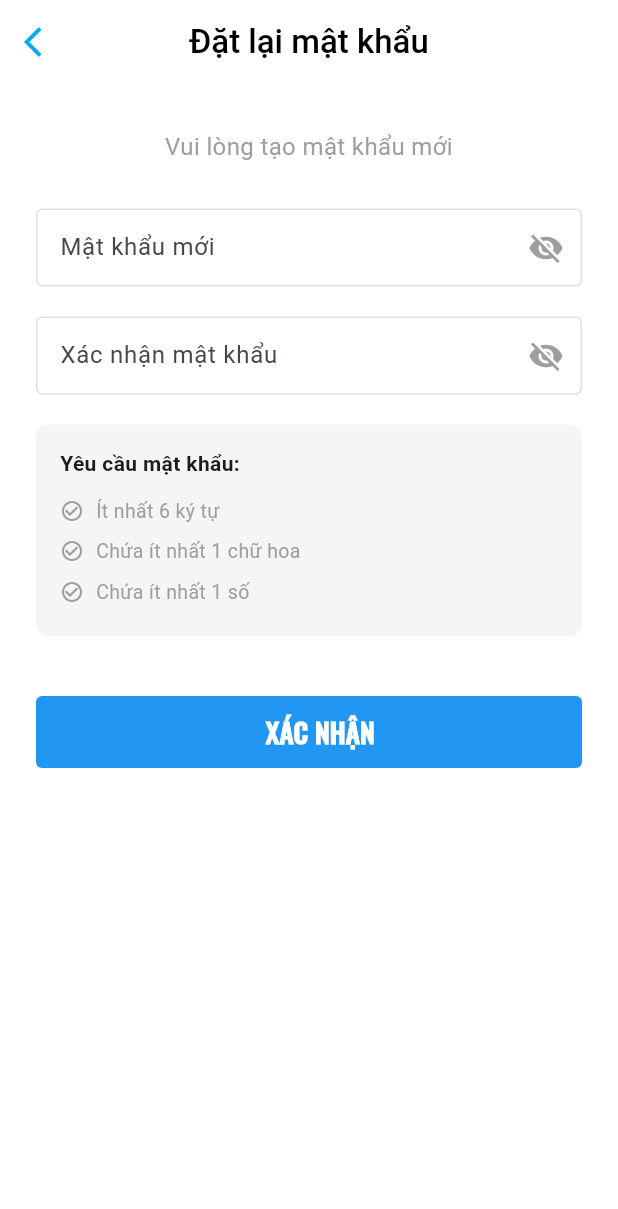
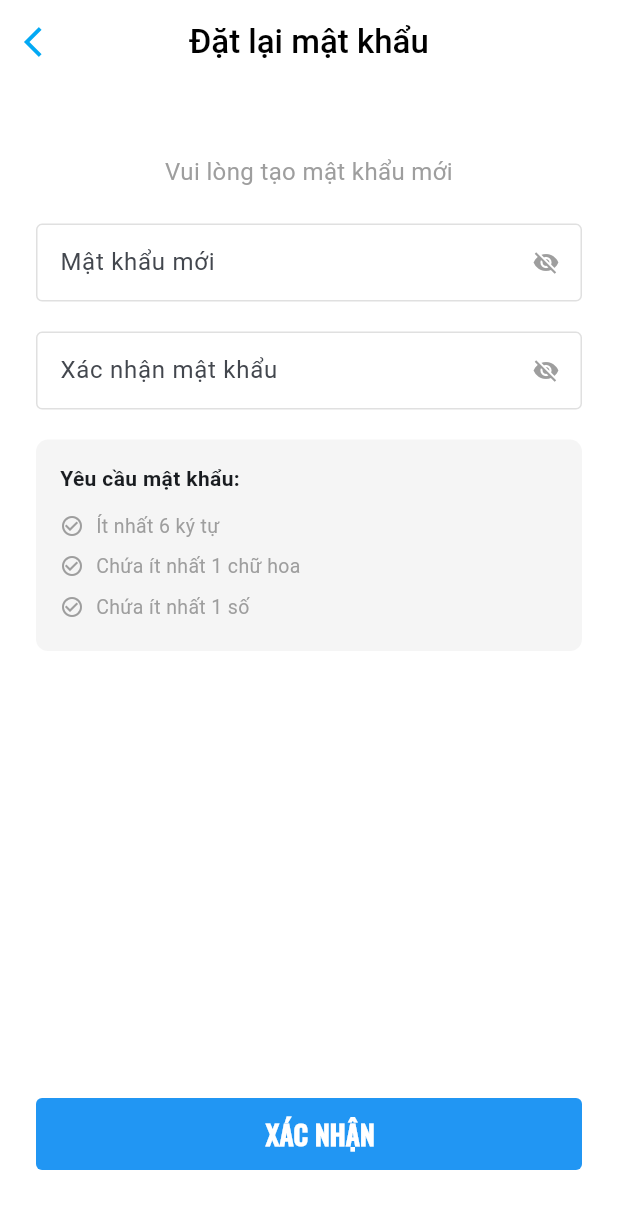
Before and after one commit to kienkieen/MediHub, a Flutter app: the ResetPasswordScreen screen opened directly, on a phone screen of 412 x 824 dp. Shown: the top 1209 px of the screen. Run offline on Flutter 3.47's test engine with Material 3 defaults, Android fonts, the phone set to English and light mode, and no system bars; our stand-ins replace flutter_svg.

Commit message:
update file reset pass

```diff
--- a/lib/presentation/screens/login/reset_password.dart
+++ b/lib/presentation/screens/login/reset_password.dart
@@ -2,7 +2,6 @@ import 'package:flutter/material.dart';
 import 'package:flutter/services.dart';
 import 'package:medihub_app/core/utils/validators.dart';
 import 'package:medihub_app/core/widgets/login_widgets/button.dart';
-
 
 class ResetPasswordScreen extends StatefulWidget {
   const ResetPasswordScreen({super.key});
@@ -42,6 +41,7 @@ class _ResetPasswordScreenState extends State<ResetPasswordScreen> {
   @override
   Widget build(BuildContext context) {
     return Scaffold(
+      resizeToAvoidBottomInset: true, // Ensures keyboard doesn't cause overflow
       appBar: AppBar(
         backgroundColor: Colors.white,
         elevation: 0,
@@ -59,15 +59,27 @@ class _ResetPasswordScreenState extends State<ResetPasswordScreen> {
         systemOverlayStyle: SystemUiOverlayStyle.light,
       ),
       body: SafeArea(
+        child: LayoutBuilder(
+          builder: (context, constraints) {
+            return SingleChildScrollView(
+              physics: const AlwaysScrollableScrollPhysics(),
+              child: ConstrainedBox(
+                constraints: BoxConstraints(
+                  minHeight: constraints.maxHeight,
+                ),
+                child: IntrinsicHeight(
                   child: Container(
-          padding: const EdgeInsets.symmetric(horizontal: 24),
+                    padding: EdgeInsets.symmetric(
+                      horizontal: 24,
+                      vertical: MediaQuery.of(context).viewInsets.bottom > 0 ? 16 : 24,
+                    ),
                     color: Colors.white,
                     child: Form(
                       key: _formKey,
                       child: Column(
                         crossAxisAlignment: CrossAxisAlignment.center,
                         children: [
-                const SizedBox(height: 30),
+                          SizedBox(height: constraints.maxHeight * 0.03),
                           const Text(
                             'Vui lòng tạo mật khẩu mới',
                             textAlign: TextAlign.center,
@@ -76,7 +88,7 @@ class _ResetPasswordScreenState extends State<ResetPasswordScreen> {
                               color: Colors.grey,
                             ),
                           ),
-                const SizedBox(height: 30),
+                          SizedBox(height: constraints.maxHeight * 0.03),
                           _buildPasswordField(
                             controller: _passwordController,
                             hintText: 'Mật khẩu mới',
@@ -105,14 +117,22 @@ class _ResetPasswordScreenState extends State<ResetPasswordScreen> {
                           ),
                           const SizedBox(height: 20),
                           _buildPasswordRequirements(),
-                const SizedBox(height: 40),
-                PrimaryButton(
+                          const Spacer(),
+                          Padding(
+                            padding: const EdgeInsets.symmetric(vertical: 20),
+                            child: PrimaryButton(
                               text: 'XÁC NHẬN',
                               onPressed: _handleResetPassword,
+                            ),
                           ),
                         ],
                       ),
                     ),
+                  ),
+                ),
+              ),
+            );
+          },
         ),
       ),
     );
@@ -132,6 +152,7 @@ class _ResetPasswordScreenState extends State<ResetPasswordScreen> {
       autovalidateMode: AutovalidateMode.onUserInteraction,
       decoration: InputDecoration(
         hintText: hintText,
+        isDense: true,
         border: OutlineInputBorder(
           borderRadius: BorderRadius.circular(4),
           borderSide: BorderSide(color: Colors.grey.shade300),
@@ -145,6 +166,10 @@ class _ResetPasswordScreenState extends State<ResetPasswordScreen> {
           borderSide: const BorderSide(color: Colors.blue),
         ),
         errorBorder: OutlineInputBorder(
+          borderRadius: BorderRadius.circular(4),
+          borderSide: const BorderSide(color: Colors.red),
+        ),
+        focusedErrorBorder: OutlineInputBorder(
           borderRadius: BorderRadius.circular(4),
           borderSide: const BorderSide(color: Colors.red),
         ),
@@ -197,11 +222,15 @@ class _ResetPasswordScreenState extends State<ResetPasswordScreen> {
             color: Colors.grey,
           ),
           const SizedBox(width: 8),
-          Text(
+          Expanded(
+            child: Text(
               text,
               style: const TextStyle(
                 fontSize: 13,
                 color: Colors.grey,
+              ),
+              maxLines: 1,
+              overflow: TextOverflow.ellipsis,
             ),
           ),
         ],
```
Lines whose indentation alone changed are shown as unchanged.
